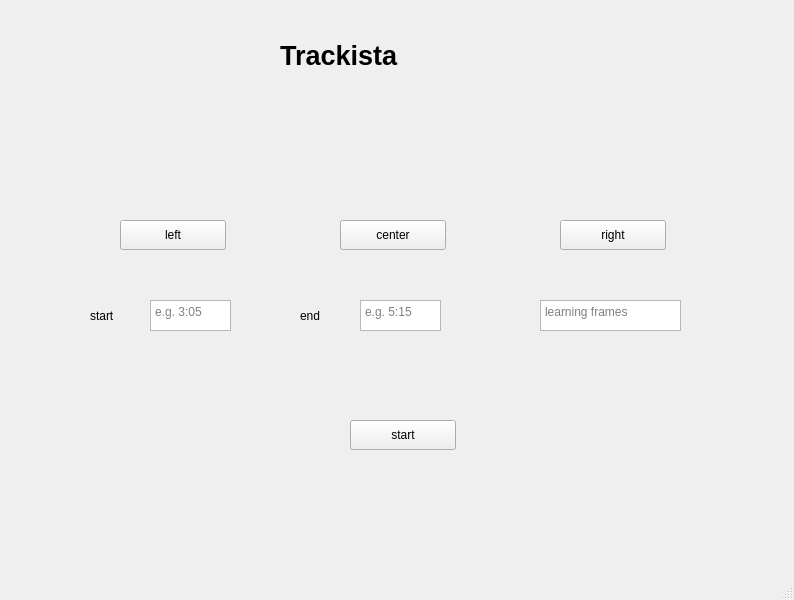
Above: src/GUI/design.ui from mhomran/gp before the change. Below: the same form after it.
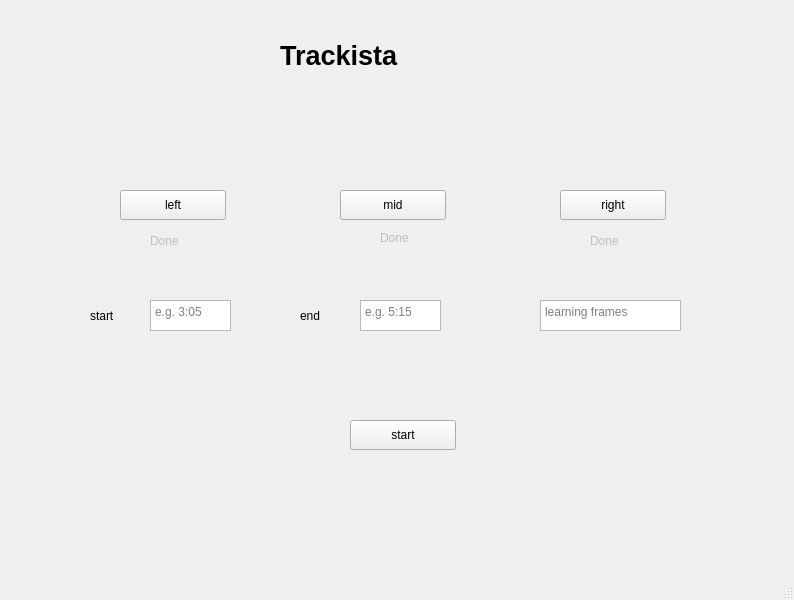
That is the form after the change.

Commit message: Add: videos loaded indication.

```diff
--- a/src/GUI/design.ui
+++ b/src/GUI/design.ui
@@ -38,7 +38,7 @@
     <property name="geometry">
      <rect>
       <x>120</x>
-      <y>220</y>
+      <y>190</y>
       <width>106</width>
       <height>30</height>
      </rect>
@@ -51,20 +51,20 @@
     <property name="geometry">
      <rect>
       <x>340</x>
-      <y>220</y>
+      <y>190</y>
       <width>106</width>
       <height>30</height>
      </rect>
     </property>
     <property name="text">
-     <string>center</string>
+     <string>mid</string>
     </property>
    </widget>
    <widget class="QPushButton" name="pick_right_btn">
     <property name="geometry">
      <rect>
       <x>560</x>
-      <y>220</y>
+      <y>190</y>
       <width>106</width>
       <height>30</height>
      </rect>
@@ -151,6 +151,54 @@
      <string>learning frames</string>
     </property>
    </widget>
+   <widget class="QLabel" name="pick_left_lbl">
+    <property name="enabled">
+     <bool>false</bool>
+    </property>
+    <property name="geometry">
+     <rect>
+      <x>150</x>
+      <y>230</y>
+      <width>51</width>
+      <height>21</height>
+     </rect>
+    </property>
+    <property name="text">
+     <string>Done</string>
+    </property>
+   </widget>
+   <widget class="QLabel" name="pick_mid_lbl">
+    <property name="enabled">
+     <bool>false</bool>
+    </property>
+    <property name="geometry">
+     <rect>
+      <x>380</x>
+      <y>230</y>
+      <width>51</width>
+      <height>16</height>
+     </rect>
+    </property>
+    <property name="text">
+     <string>Done</string>
+    </property>
+   </widget>
+   <widget class="QLabel" name="pick_right_lbl">
+    <property name="enabled">
+     <bool>false</bool>
+    </property>
+    <property name="geometry">
+     <rect>
+      <x>590</x>
+      <y>230</y>
+      <width>51</width>
+      <height>21</height>
+     </rect>
+    </property>
+    <property name="text">
+     <string>Done</string>
+    </property>
+   </widget>
   </widget>
   <widget class="QMenuBar" name="menubar">
    <property name="geometry">
```
The commit also changes 1 other file.
